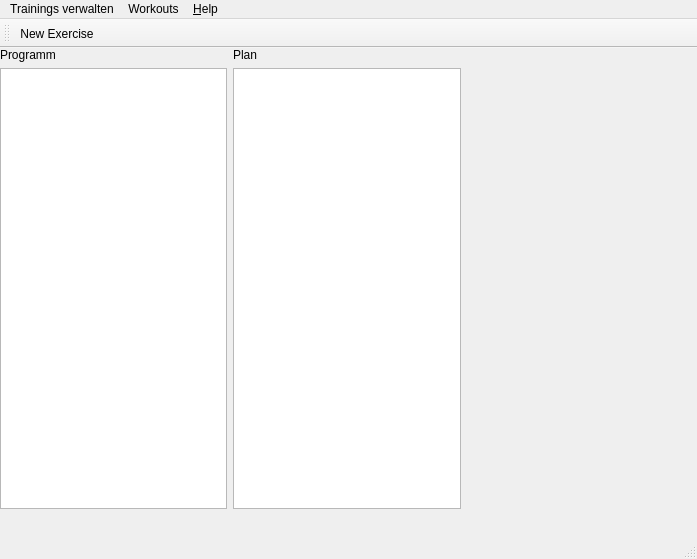
First picture: the form in ui/main_window.ui, repository hochstibe/fingertraining, before the edit.
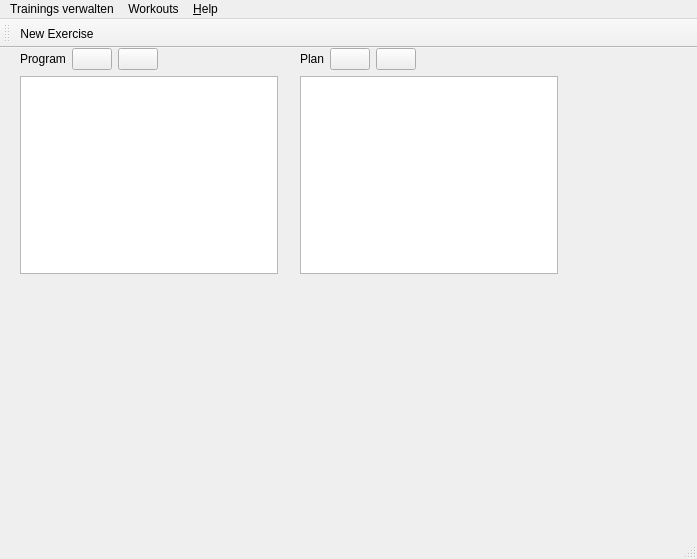
Second picture: the form after the edit. Icons and pictures are not drawn.

The edit to the form file:
```diff
--- a/ui/main_window.ui
+++ b/ui/main_window.ui
@@ -14,32 +14,85 @@
    <string>Speck Weg!</string>
   </property>
   <widget class="QWidget" name="centralwidget">
-   <widget class="QWidget" name="horizontalLayoutWidget">
+   <widget class="QWidget" name="">
     <property name="geometry">
      <rect>
-      <x>0</x>
+      <x>20</x>
       <y>0</y>
-      <width>461</width>
-      <height>461</height>
+      <width>258</width>
+      <height>226</height>
      </rect>
     </property>
-    <layout class="QHBoxLayout" name="horizontalLayout">
+    <layout class="QVBoxLayout" name="verticalLayout">
      <item>
-      <layout class="QVBoxLayout" name="verticalLayout">
+      <layout class="QHBoxLayout" name="horizontalLayout">
        <item>
         <widget class="QLabel" name="label">
          <property name="text">
-          <string>Programm</string>
+          <string>Program</string>
          </property>
         </widget>
        </item>
        <item>
-        <widget class="QListWidget" name="list_widget_program"/>
+        <widget class="QPushButton" name="pushButton_add_program">
+         <property name="toolTip">
+          <string>New program</string>
+         </property>
+         <property name="text">
+          <string/>
+         </property>
+         <property name="icon">
+          <iconset resource="resources/resources.qrc">
+           <normaloff>:/icons/plus-solid.svg</normaloff>:/icons/plus-solid.svg</iconset>
+         </property>
+        </widget>
+       </item>
+       <item>
+        <widget class="QPushButton" name="pushButton_remove_program">
+         <property name="toolTip">
+          <string>Remove program</string>
+         </property>
+         <property name="text">
+          <string/>
+         </property>
+         <property name="icon">
+          <iconset resource="resources/resources.qrc">
+           <normaloff>:/icons/minus-solid.svg</normaloff>:/icons/minus-solid.svg</iconset>
+         </property>
+        </widget>
+       </item>
+       <item>
+        <spacer name="horizontalSpacer">
+         <property name="orientation">
+          <enum>Qt::Horizontal</enum>
+         </property>
+         <property name="sizeHint" stdset="0">
+          <size>
+           <width>40</width>
+           <height>20</height>
+          </size>
+         </property>
+        </spacer>
        </item>
       </layout>
      </item>
      <item>
-      <layout class="QVBoxLayout" name="verticalLayout_2">
+      <widget class="QListWidget" name="listWidget_program"/>
+     </item>
+    </layout>
+   </widget>
+   <widget class="QWidget" name="">
+    <property name="geometry">
+     <rect>
+      <x>300</x>
+      <y>0</y>
+      <width>258</width>
+      <height>226</height>
+     </rect>
+    </property>
+    <layout class="QVBoxLayout" name="verticalLayout_2">
+     <item>
+      <layout class="QHBoxLayout" name="horizontalLayout_2">
        <item>
         <widget class="QLabel" name="label_2">
          <property name="text">
@@ -48,10 +101,51 @@
         </widget>
        </item>
        <item>
-        <widget class="QListWidget" name="list_widget_plan"/>
+        <widget class="QPushButton" name="pushButton_add_plan">
+         <property name="toolTip">
+          <string>New plan</string>
+         </property>
+         <property name="text">
+          <string/>
+         </property>
+         <property name="icon">
+          <iconset resource="resources/resources.qrc">
+           <normaloff>:/icons/plus-solid.svg</normaloff>:/icons/plus-solid.svg</iconset>
+         </property>
+        </widget>
+       </item>
+       <item>
+        <widget class="QPushButton" name="pushButton">
+         <property name="toolTip">
+          <string>Remove plan</string>
+         </property>
+         <property name="text">
+          <string/>
+         </property>
+         <property name="icon">
+          <iconset resource="resources/resources.qrc">
+           <normaloff>:/icons/minus-solid.svg</normaloff>:/icons/minus-solid.svg</iconset>
+         </property>
+        </widget>
+       </item>
+       <item>
+        <spacer name="horizontalSpacer_2">
+         <property name="orientation">
+          <enum>Qt::Horizontal</enum>
+         </property>
+         <property name="sizeHint" stdset="0">
+          <size>
+           <width>40</width>
+           <height>20</height>
+          </size>
+         </property>
+        </spacer>
        </item>
       </layout>
      </item>
+     <item>
+      <widget class="QListWidget" name="listWidget_plan"/>
+     </item>
     </layout>
    </widget>
   </widget>
```
Left out of the diff: 12 changed lines with no effect on the pictures.
